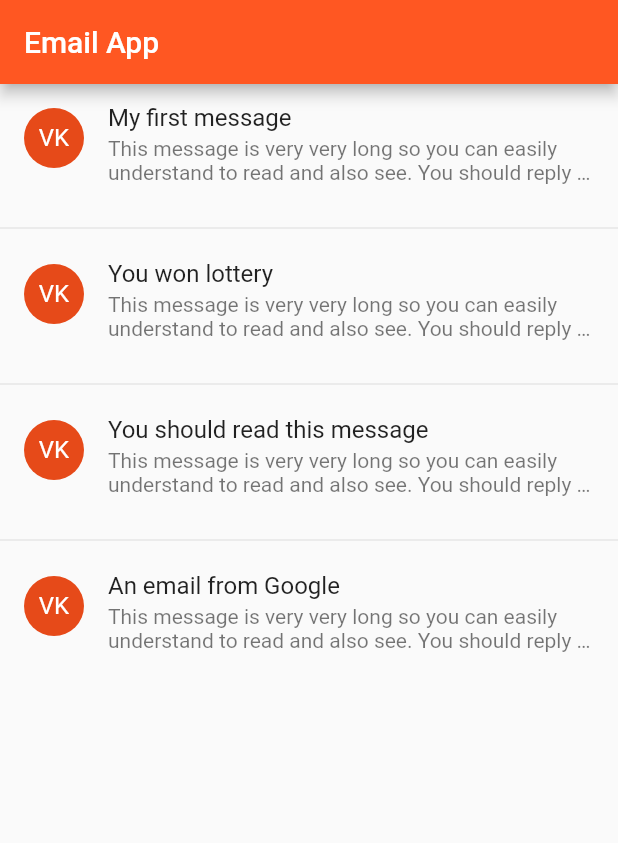
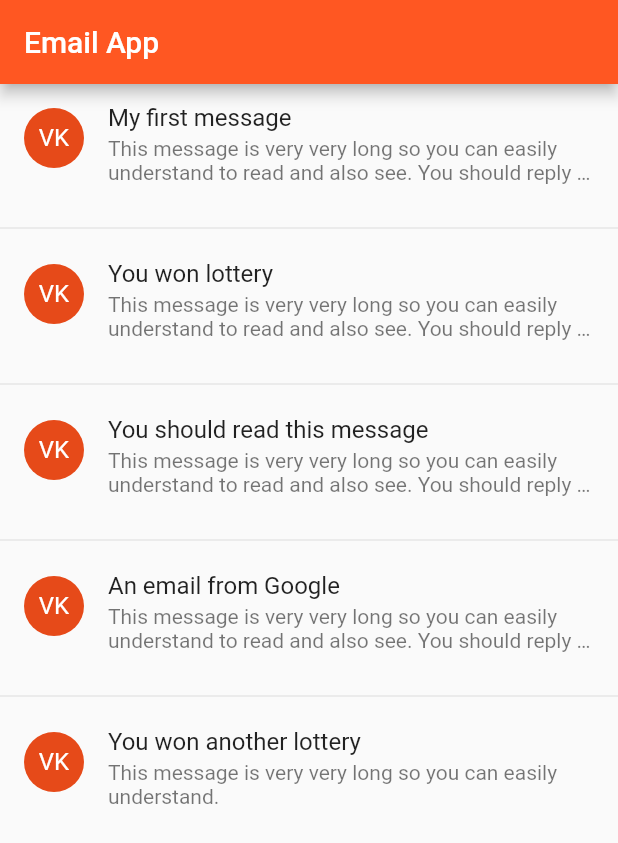
Before and after one commit to VijayGanganapalli/email_app, a Flutter app: the screen it shows after launch, on a phone screen of 412 x 824 dp. Shown: the top 843 px of the screen. Run offline on Flutter 3.47's test engine with Material 2 defaults, Android fonts, the phone set to English and light mode, and no system bars.

Commit message:
changed messages type as map

```diff
--- a/lib/main.dart
+++ b/lib/main.dart
@@ -19,11 +19,32 @@ class HomeScreen extends StatelessWidget {
   HomeScreen({Key key, this.title}) : super(key: key);
 
   final String title;
-  final List<String> messages = const [
-    'My first message',
-    'You won lottery',
-    'You should read this message',
-    'An email from Google'
+  final messages = const [
+    {
+      'subject': 'My first message',
+      'body':
+          'This message is very very long so you can easily understand to read and also see. You should reply after see it.',
+    },
+    {
+      'subject': 'You won lottery',
+      'body':
+          'This message is very very long so you can easily understand to read and also see. You should reply after see it.',
+    },
+    {
+      'subject': 'You should read this message',
+      'body':
+          'This message is very very long so you can easily understand to read and also see. You should reply after see it.',
+    },
+    {
+      'subject': 'An email from Google',
+      'body':
+          'This message is very very long so you can easily understand to read and also see. You should reply after see it.',
+    },
+    {
+      'subject': 'You won another lottery',
+      'body':
+          'This message is very very long so you can easily understand.',
+    }
   ];
 
   @override
@@ -36,20 +57,18 @@ class HomeScreen extends StatelessWidget {
         itemCount: messages.length,
         separatorBuilder: (BuildContext context, int index) => Divider(),
         itemBuilder: (BuildContext context, int index) {
-          var title = messages[index];
+          var message = messages[index];
           return ListTile(
             leading: CircleAvatar(
               child: Text('VK'),
             ),
-            title: Text(title),
+            title: Text(message['subject']),
             subtitle: Text(
-              'This message is very very long so you can easily understand to read and also see. You should reply after see it.',
+              message['body'],
               maxLines: 2,
               overflow: TextOverflow.ellipsis,
-              ),
-
+            ),
             isThreeLine: true,
-
           );
         },
       ),
```
